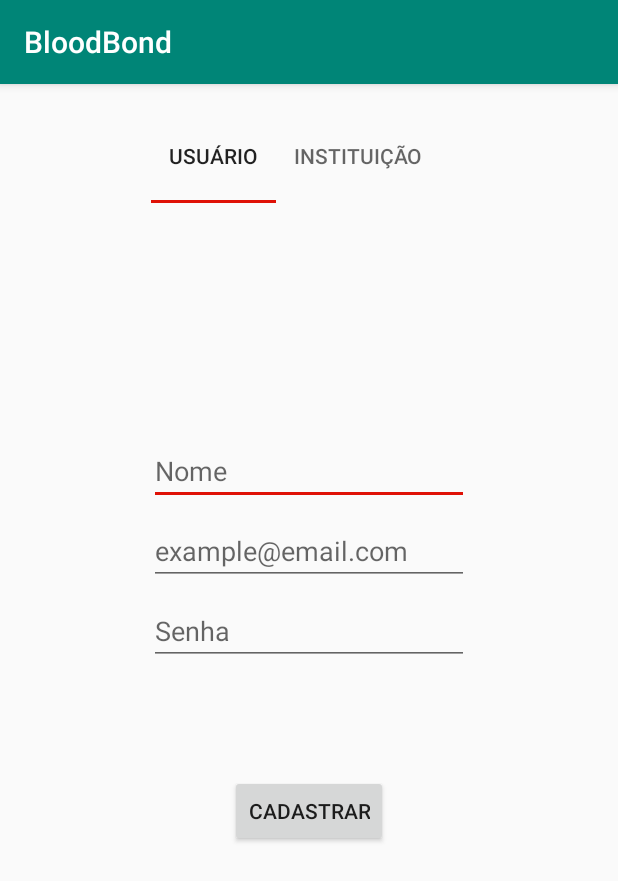
After one commit to Vernalhav/App-doacao-sangue, an Android app: the cadastroUsuario screen opened directly, with no data from a screen before it, on a phone screen of 412 x 824 dp. The commit adds this screen. Shown: the top 881 px of the screen. Run offline under Robolectric (Android 15) with nearby library versions, the phone set to English and light mode, and no system bars.

Commit message:
tela de cadastro

```diff
--- /dev/null
+++ b/app/src/main/java/com/example/bloodbond/abasCadastro.java
@@ -0,0 +1,39 @@
+package com.example.bloodbond;
+
+import android.support.v4.app.Fragment;
+import android.support.v4.app.FragmentManager;
+import android.support.v4.app.FragmentPagerAdapter;
+
+import java.util.ArrayList;
+import java.util.List;
+import java.util.Set;
+
+public class abasCadastro extends FragmentPagerAdapter {
+
+    private List<Fragment> fragments = new ArrayList<>();
+    private List<String> titulos = new ArrayList<>();
+
+    public abasCadastro(FragmentManager fm) {
+        super(fm);
+    }
+
+    public void adicionar(Fragment fragment, String tituloAba){
+        this.fragments.add(fragment);
+        this.titulos.add(tituloAba);
+    }
+
+    @Override
+    public Fragment getItem(int position) {
+        return this.fragments.get(position);
+    }
+
+    @Override
+    public int getCount() {
+        return this.fragments.size();
+    }
+
+    @Override
+    public CharSequence getPageTitle(int position){
+        return this.titulos.get(position);
+    }
+}
--- /dev/null
+++ b/app/src/main/java/com/example/bloodbond/cadastroInstituicao.java
@@ -0,0 +1,22 @@
+package com.example.bloodbond;
+
+import android.os.Bundle;
+import android.support.v4.app.Fragment;
+import android.view.LayoutInflater;
+import android.view.View;
+import android.view.ViewGroup;
+import android.widget.TextView;
+
+public class cadastroInstituicao extends Fragment {
+
+    @Override
+    public View onCreateView(LayoutInflater inflater, ViewGroup container, Bundle savedInstanceState) {
+
+        View view = inflater.inflate(R.layout.activity_cadastro_instituicao, container, false);
+
+        TextView tv = view.findViewById(R.id.editText);
+        //tv.setText("CADASTRO INSTUICAO");
+
+        return view;
+    }
+}
--- /dev/null
+++ b/app/src/main/java/com/example/bloodbond/cadastroUsuario.java
@@ -0,0 +1,22 @@
+package com.example.bloodbond;
+
+import android.os.Bundle;
+import android.support.v4.app.Fragment;
+import android.view.LayoutInflater;
+import android.view.View;
+import android.view.ViewGroup;
+import android.widget.TextView;
+
+public class cadastroUsuario extends Fragment {
+
+    @Override
+    public View onCreateView(LayoutInflater inflater, ViewGroup container, Bundle savedInstanceState) {
+
+        View view = inflater.inflate(R.layout.activity_cadastro_usuario, container, false);
+
+        TextView tv = view.findViewById(R.id.editText);
+        //tv.setText("CADASTRO USUARIO");
+
+        return view;
+    }
+}
--- a/app/src/main/java/com/example/bloodbond/telaCadastro.java
+++ b/app/src/main/java/com/example/bloodbond/telaCadastro.java
@@ -1,5 +1,7 @@
 package com.example.bloodbond;
 
+import android.support.design.widget.TabLayout;
+import android.support.v4.view.ViewPager;
 import android.support.v7.app.AppCompatActivity;
 import android.os.Bundle;
 
@@ -9,5 +11,17 @@ public class telaCadastro extends AppCompatActivity {
     protected void onCreate(Bundle savedInstanceState) {
         super.onCreate(savedInstanceState);
         setContentView(R.layout.activity_tela_cadastro);
+
+        abasCadastro adapter = new abasCadastro(getSupportFragmentManager());
+        adapter.adicionar( new cadastroUsuario() , "Usuário");
+        adapter.adicionar( new cadastroInstituicao() , "Instituição");
+
+        ViewPager viewPager = (ViewPager) findViewById(R.id.viewer);
+        viewPager.setAdapter(adapter);
+
+        TabLayout tabLayout = (TabLayout) findViewById(R.id.tabLayout);
+        tabLayout.setupWithViewPager(viewPager);
     }
+
+
 }
--- /dev/null
+++ b/app/src/main/res/layout/activity_cadastro_usuario.xml
@@ -0,0 +1,78 @@
+<?xml version="1.0" encoding="utf-8"?>
+<android.support.constraint.ConstraintLayout
+    xmlns:android="http://schemas.android.com/apk/res/android"
+    xmlns:app="http://schemas.android.com/apk/res-auto"
+    xmlns:tools="http://schemas.android.com/tools"
+    android:layout_width="match_parent"
+    android:layout_height="match_parent"
+    tools:context=".cadastroUsuario">
+
+    <EditText
+        android:id="@+id/editText"
+        android:layout_width="wrap_content"
+        android:layout_height="wrap_content"
+        android:layout_marginStart="8dp"
+        android:layout_marginLeft="8dp"
+        android:layout_marginTop="148dp"
+        android:layout_marginEnd="8dp"
+        android:layout_marginRight="8dp"
+        android:ems="10"
+        android:hint="@string/nome"
+        android:inputType="textPersonName"
+        app:layout_constraintEnd_toEndOf="parent"
+        app:layout_constraintStart_toStartOf="parent"
+        app:layout_constraintTop_toTopOf="parent"
+        android:autofillHints="" tools:targetApi="o" />
+
+    <EditText
+        android:id="@+id/editText2"
+        android:layout_width="wrap_content"
+        android:layout_height="wrap_content"
+        android:layout_marginStart="8dp"
+        android:layout_marginLeft="8dp"
+        android:layout_marginTop="8dp"
+        android:layout_marginEnd="8dp"
+        android:layout_marginRight="8dp"
+        android:ems="10"
+        android:hint="@string/example_email_com"
+        android:inputType="textEmailAddress"
+        app:layout_constraintEnd_toEndOf="parent"
+        app:layout_constraintStart_toStartOf="parent"
+        app:layout_constraintTop_toBottomOf="@+id/editText"
+        android:autofillHints="" tools:targetApi="o" />
+
+    <EditText
+        android:id="@+id/editText3"
+        android:layout_width="wrap_content"
+        android:layout_height="wrap_content"
+        android:layout_marginStart="8dp"
+        android:layout_marginLeft="8dp"
+        android:layout_marginTop="8dp"
+        android:layout_marginEnd="8dp"
+        android:layout_marginRight="8dp"
+        android:ems="10"
+        android:hint="@string/senha"
+        android:inputType="textPassword"
+        app:layout_constraintEnd_toEndOf="parent"
+        app:layout_constraintStart_toStartOf="parent"
+        app:layout_constraintTop_toBottomOf="@+id/editText2"
+        android:autofillHints="" tools:targetApi="o" />
+
+    <Button
+        android:id="@+id/button3"
+        android:layout_width="wrap_content"
+        android:layout_height="wrap_content"
+        android:layout_marginStart="8dp"
+        android:layout_marginLeft="8dp"
+        android:layout_marginTop="8dp"
+        android:layout_marginEnd="8dp"
+        android:layout_marginRight="8dp"
+        android:layout_marginBottom="8dp"
+        android:text="@string/cadastrar"
+        app:layout_constraintBottom_toBottomOf="parent"
+        app:layout_constraintEnd_toEndOf="parent"
+        app:layout_constraintStart_toStartOf="parent"
+        app:layout_constraintTop_toBottomOf="@+id/editText3"
+        app:layout_constraintVertical_bias="0.241" />
+
+</android.support.constraint.ConstraintLayout>
--- a/app/src/main/res/layout/activity_tela_cadastro.xml
+++ b/app/src/main/res/layout/activity_tela_cadastro.xml
@@ -2,43 +2,34 @@
 <android.support.constraint.ConstraintLayout xmlns:android="http://schemas.android.com/apk/res/android"
     xmlns:app="http://schemas.android.com/apk/res-auto"
     xmlns:tools="http://schemas.android.com/tools"
-    android:layout_width="match_parent"
-    android:layout_height="match_parent"
+    android:layout_width="wrap_content"
+    android:layout_height="wrap_content"
     tools:context=".telaCadastro">
-
 
     <android.support.design.widget.TabLayout
         android:id="@+id/tabLayout"
-        android:layout_width="match_parent"
-        android:layout_height="wrap_content"
+        android:layout_width="210dp"
+        android:layout_height="63dp"
         android:layout_marginStart="8dp"
         android:layout_marginLeft="8dp"
-        android:layout_marginTop="8dp"
+        android:layout_marginTop="16dp"
         android:layout_marginEnd="8dp"
         android:layout_marginRight="8dp"
-        android:layout_marginBottom="8dp"
+        android:foregroundGravity="fill"
         app:layout_constraintBottom_toBottomOf="parent"
         app:layout_constraintEnd_toEndOf="parent"
-        app:layout_constraintHorizontal_bias="1.0"
+        app:layout_constraintHorizontal_bias="0.497"
         app:layout_constraintStart_toStartOf="parent"
         app:layout_constraintTop_toTopOf="parent"
-        app:layout_constraintVertical_bias="0.0">
-
-        <android.support.design.widget.TabItem
-            android:id="@+id/user"
-            android:layout_width="wrap_content"
-            android:layout_height="wrap_content"
-            android:text="@string/usu_rio" />
-
-        <android.support.design.widget.TabItem
-            android:id="@+id/inst"
-            android:layout_width="wrap_content"
-            android:layout_height="wrap_content"
-            android:text="@string/institui_o" />
-
-    </android.support.design.widget.TabLayout>
+        app:layout_constraintVertical_bias="0.0"
+        app:tabGravity="fill"
+        app:tabIndicatorGravity="bottom"
+        app:tabInlineLabel="true"
+        app:tabMode="scrollable"
+        app:tabUnboundedRipple="true" />
 
     <view
+        android:id="@+id/viewer"
         class="android.support.v4.view.ViewPager"
         id="@+id/view"
         android:layout_width="wrap_content"
--- a/app/src/main/res/values/colors.xml
+++ b/app/src/main/res/values/colors.xml
@@ -2,5 +2,5 @@
 <resources>
     <color name="colorPrimary">#008577</color>
     <color name="colorPrimaryDark">#00574B</color>
-    <color name="colorAccent">#D81B60</color>
+    <color name="colorAccent">#DF1106</color>
 </resources>
--- a/app/src/main/res/values/strings.xml
+++ b/app/src/main/res/values/strings.xml
@@ -1,3 +1,13 @@
 <resources>
     <string name="app_name">BloodBond</string>
+    <string name="blood_bond">Blood Bond</string>
+    <string name="nome">Nome</string>
+    <string name="senha">Senha</string>
+    <string name="entrar">Entrar</string>
+    <string name="cadastro_usu_rio">Cadastro usuário</string>
+    <string name="usu_rio">Usuário</string>
+    <string name="institui_o">Instituição</string>
+    <string name="cadastrar">Cadastrar</string>
+    <string name="example_email_com">example@email.com</string>
+    <string name="endere_o">Endereço</string>
 </resources>
```
Also changed, not shown: app/src/main/res/layout-v26/activity_main.xml (added, +77 -0 lines), app/src/main/res/layout/activity_cadastro_instituicao.xml (added, +94 -0 lines).
